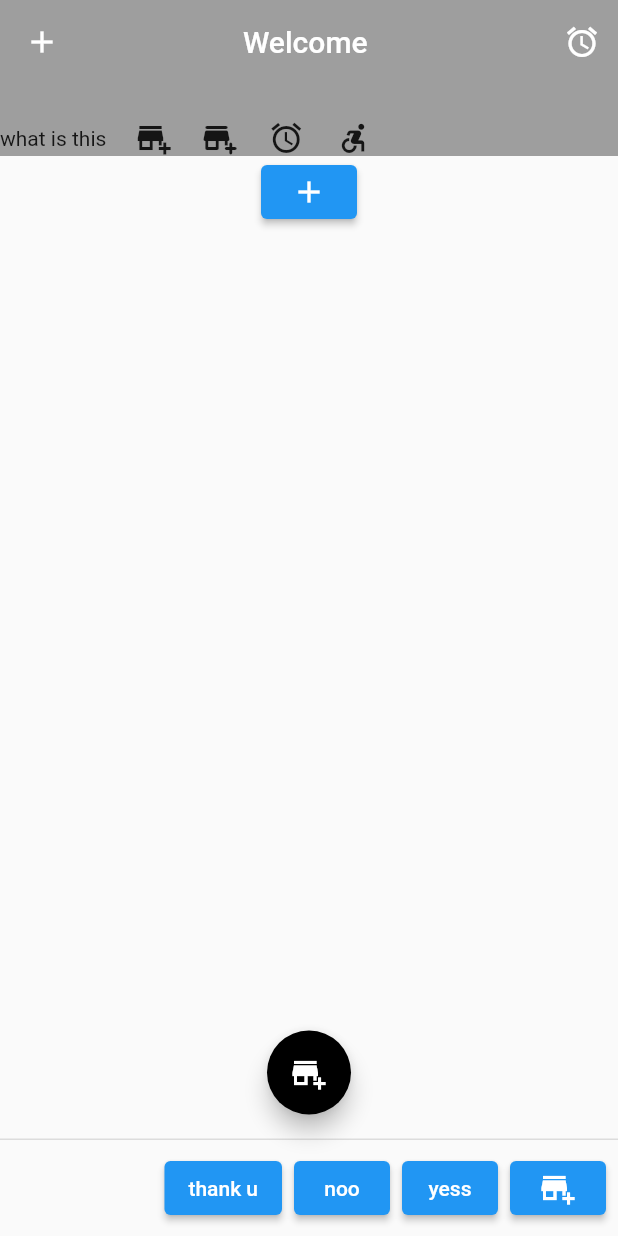
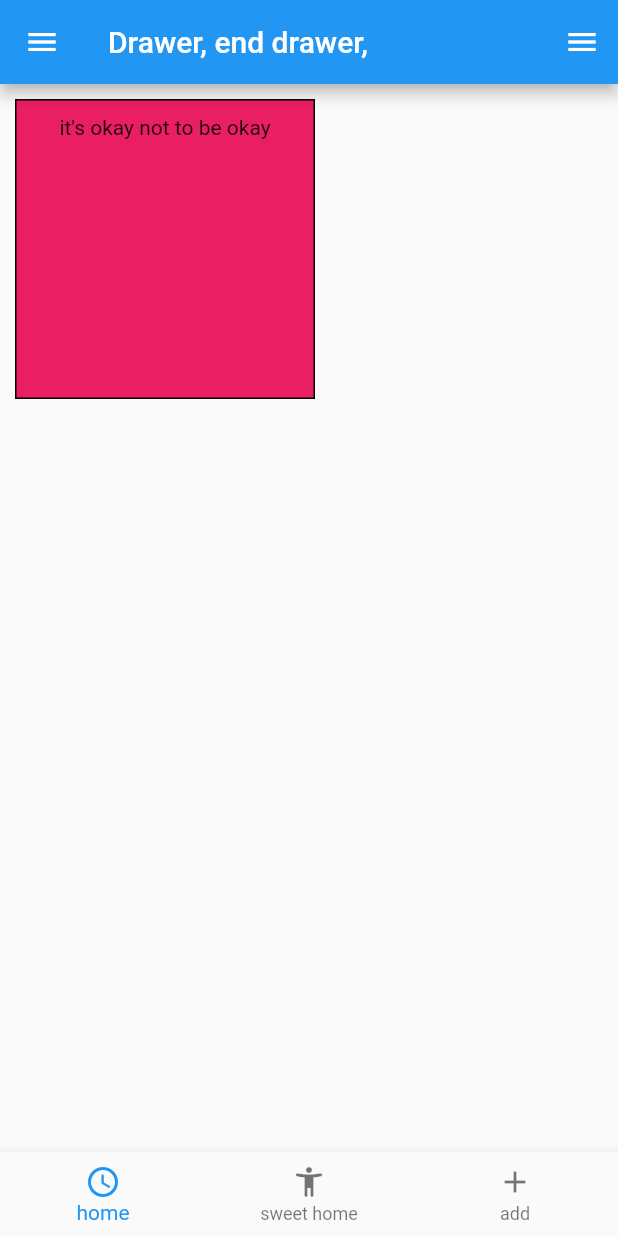
Before and after one commit to FaizaNuha/basic_flutter, a Flutter app: the screen it shows after launch, on a phone screen of 412 x 824 dp. Run offline on Flutter 3.47's test engine with Material 2 defaults, Android fonts, the phone set to English and light mode, and no system bars.

Commit message:
Drawer, end drawer, body, container,row,coloum,bottom navigation bar

```diff
--- a/lib/main.dart
+++ b/lib/main.dart
@@ -23,94 +23,138 @@ class Myapp extends StatelessWidget{
 
 class Myhome extends StatelessWidget{
   const Myhome({super.key});
-
-  ShowBanner(message,context){
-    return ScaffoldMessenger.of(context).showMaterialBanner(
-        MaterialBanner(content: Text("na na na na "), actions:[
-      ElevatedButton(onPressed: (){}, child: Icon(Icons.access_time_rounded)) //due
-    ],
-        ));
-  }
-
   MySnackBar(message,context){
-    return ScaffoldMessenger.of(context).showSnackBar(    //Had to be  context in Scaffold i.e return should be start with Scaffold
+    return ScaffoldMessenger.of(context).showSnackBar(
       SnackBar(content: Text(message),
-          duration: Duration(seconds: 5),
+        duration: Duration(seconds: 3) ,
       )
     );
   }
 
-
-
   @override
   Widget build(BuildContext context) {
      return Scaffold(
+        endDrawer: Drawer(
+          child: ListView(
+            children: [
+              DrawerHeader(child: Text("it is end drawer")),
+
+              ListTile(
+                title: Text("if there's already then no icon added for drawer. "),
+
+              )
+            ],
+
+          ),
+        ),
 
        appBar: AppBar(
-          title: Text("Welcome "),
-          titleSpacing: 2,
-          centerTitle: true,
-          elevation: 0,   // the shadow of the appbar
-          leading: Icon(Icons.add),
-          bottom: PreferredSize(
-            preferredSize: Size.fromHeight(48),
-            child: Row(
-              children: [
-                Text("what is this"),
-                SizedBox(width: 20,),
-                Icon(Icons.add_business),
-                SizedBox(width: 20,),
-
-                Icon(Icons.add_business_rounded),
-                SizedBox(width: 20,),
-
-                Icon(Icons.access_alarms),
-                SizedBox(width: 20,),
-
-
-                Icon(Icons.accessible_forward_outlined),
-
-
+         title: Text("Drawer, end drawer,"),
+       ),
+       bottomNavigationBar: BottomNavigationBar(
+         currentIndex: 0,
+         items: [
+         BottomNavigationBarItem(icon: Icon(Icons.access_time_rounded),label: "home"),
+         BottomNavigationBarItem(icon: Icon(Icons.accessibility_new_rounded),label: "sweet home"),
+         BottomNavigationBarItem(icon: Icon(Icons.add),label: "add"),
 
        ],
+         onTap: (int index){
+            if(index==0){
+              MySnackBar("tik ase sob? ", context);
+
+           }
+            if(index==1){
+              MySnackBar("yess", context);
+            }
+
+            if(index==2){
+              MySnackBar("Alhamdullilah", context);
+            }
+
+         },
+
        ),
+       drawer: Drawer(
+         child: ListView(
+           children: [
+             DrawerHeader(
+               padding: EdgeInsets.all(0),
+                 child: UserAccountsDrawerHeader(
+               decoration: BoxDecoration(
+                 color: Colors.orange,
                ),
-          backgroundColor: Colors.grey,
+               accountEmail: Text("abc@gamil.com"),
+               accountName: Text("nuah"),
+                   currentAccountPicture: ClipOval(
+                       child: Image.network("https://plus.unsplash.com/premium_photo-1664474619075-644dd191935f?ixlib=rb-4.0.3&ixid=M3wxMjA3fDB8MHxwaG90by1wYWdlfHx8fGVufDB8fHx8fA%3D%3D&auto=format&fit=crop&w=869&q=80",
+                       width: 80,
+                       height: 80,
+                       fit: BoxFit.cover),
 
-          actions: [
-            IconButton(onPressed: ()
-            {MySnackBar("naaaaananananananan",context);},
-                icon:Icon(Icons.access_alarm))
+                   ),
+
+             )
+             ),
+
+             ListTile(
+                 leading: Icon(Icons.home),
+               title: Text("contant"),
+               onTap: (){MySnackBar("its happing", context);}),
+             ListTile(
+                 leading: Icon(Icons.phone_in_talk),
+                 title: Text("profile"),
+                 onTap: (){MySnackBar("its happing", context);}
+
+     ),
+             ListTile(
+               leading: Icon(Icons.mail_lock_rounded),
+               title: Text("email"),
+                 onTap: (){MySnackBar("its happing", context);},
+     ),
+             ListTile(
+             leading: Icon(Icons.ads_click_sharp),
+               title: Text("phone"),
+    onTap: (){MySnackBar("its happing", context);},
+    ),
+             ListTile(
+               leading: Icon(Icons.volunteer_activism_rounded),
+               title: Text("yop"),
+                 onTap: (){MySnackBar("its happing", context);}),
+
            ],
-
-        ) ,
-      floatingActionButton: FloatingActionButton(onPressed: () {MySnackBar("i am so qool", context); },
-        child: Icon(Icons.add_business),
-        backgroundColor: Colors.black,
 
 
          ),
-      floatingActionButtonLocation: FloatingActionButtonLocation.centerFloat,
+       ),
 
-      persistentFooterButtons: [
-        ElevatedButton(onPressed: (){}, child: Text("thank u")),
-        ElevatedButton(onPressed: (){}, child: Text("noo")),
-        ElevatedButton(onPressed: (){}, child: Text("yess")),
-        ElevatedButton(onPressed: (){}, child: Icon(Icons.add_business))
-      ], // in  the bottom
+       body: Container(
+         width: 200,
+         height: 200,
+         alignment: Alignment.center,
 
-      body: Center(
-        child: Column(
+         margin: EdgeInsets.all(10),
+         padding: EdgeInsets.all(10),
+         decoration: BoxDecoration(
+           color: Colors.pink,
+           border: Border.all(color: Colors.black),
+
+         ),
+         child: Row(
+           mainAxisAlignment: MainAxisAlignment.spaceAround,
            children: [
-            ElevatedButton(onPressed: (){ShowBanner("fora", context);}, child: Icon(Icons.add))
+             Column(
+               children: [
+                 Text("it's okay not to be okay")
                ],
+             )
+           ],
+
          ),
        ),
+
 
      );
   }
 
-
-
-
  }
```
Lines whose indentation alone changed are shown as unchanged.
